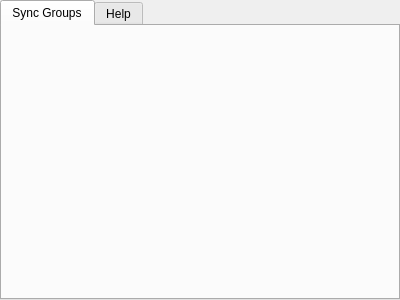
Before: the Qt Designer form src/plugin/profilesync/ui/profilesync_menu.ui in Kezyma/ModOrganizer-Plugins, drawn with Qt 5.
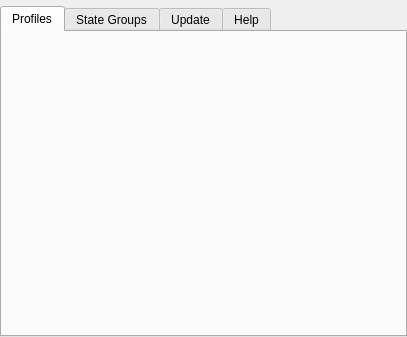
After: the same form once the commit is applied.

```diff
--- a/src/plugin/profilesync/ui/profilesync_menu.ui
+++ b/src/plugin/profilesync/ui/profilesync_menu.ui
@@ -6,8 +6,8 @@
    <rect>
     <x>0</x>
     <y>0</y>
-    <width>400</width>
-    <height>300</height>
+    <width>407</width>
+    <height>337</height>
    </rect>
   </property>
   <property name="windowTitle">
@@ -26,6 +26,9 @@
    <property name="bottomMargin">
     <number>0</number>
    </property>
+   <item>
+    <widget class="QWidget" name="groupSelectWidget" native="true"/>
+   </item>
    <item>
     <widget class="QTabWidget" name="tabWidget">
      <property name="currentIndex">
@@ -33,7 +36,17 @@
      </property>
      <widget class="QWidget" name="groupsTab">
       <attribute name="title">
-       <string>Sync Groups</string>
+       <string>Profiles</string>
+      </attribute>
+     </widget>
+     <widget class="QWidget" name="stateTab">
+      <attribute name="title">
+       <string>State Groups</string>
+      </attribute>
+     </widget>
+     <widget class="QWidget" name="updateTab">
+      <attribute name="title">
+       <string>Update</string>
       </attribute>
      </widget>
      <widget class="QWidget" name="helpTab">
```
